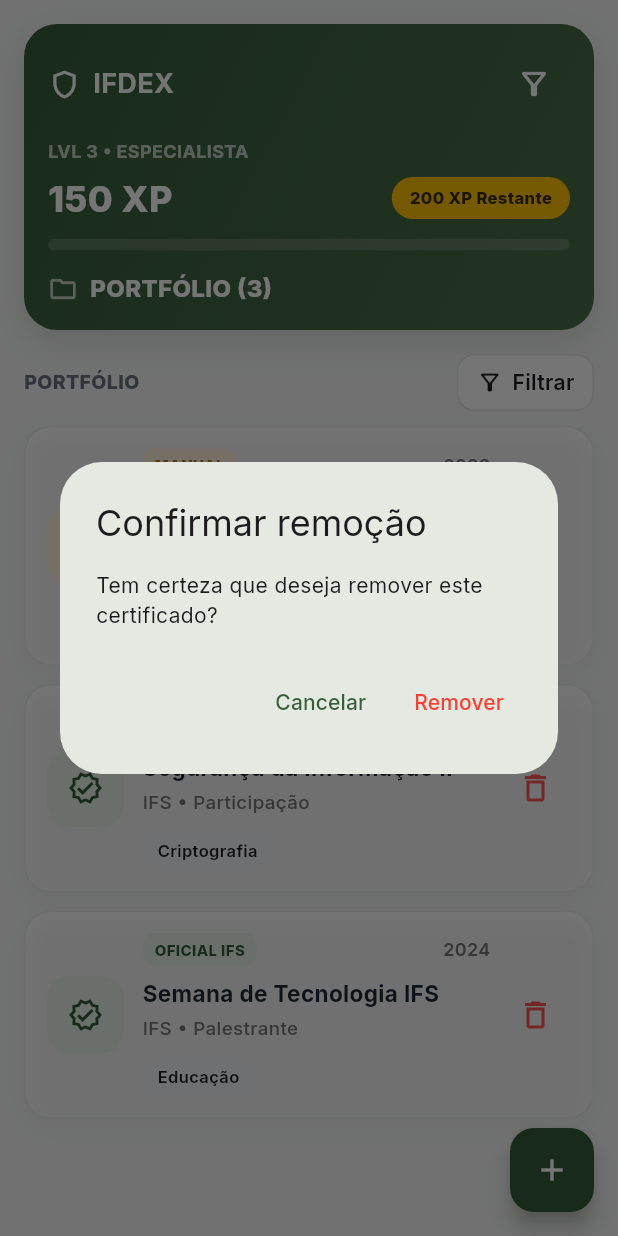
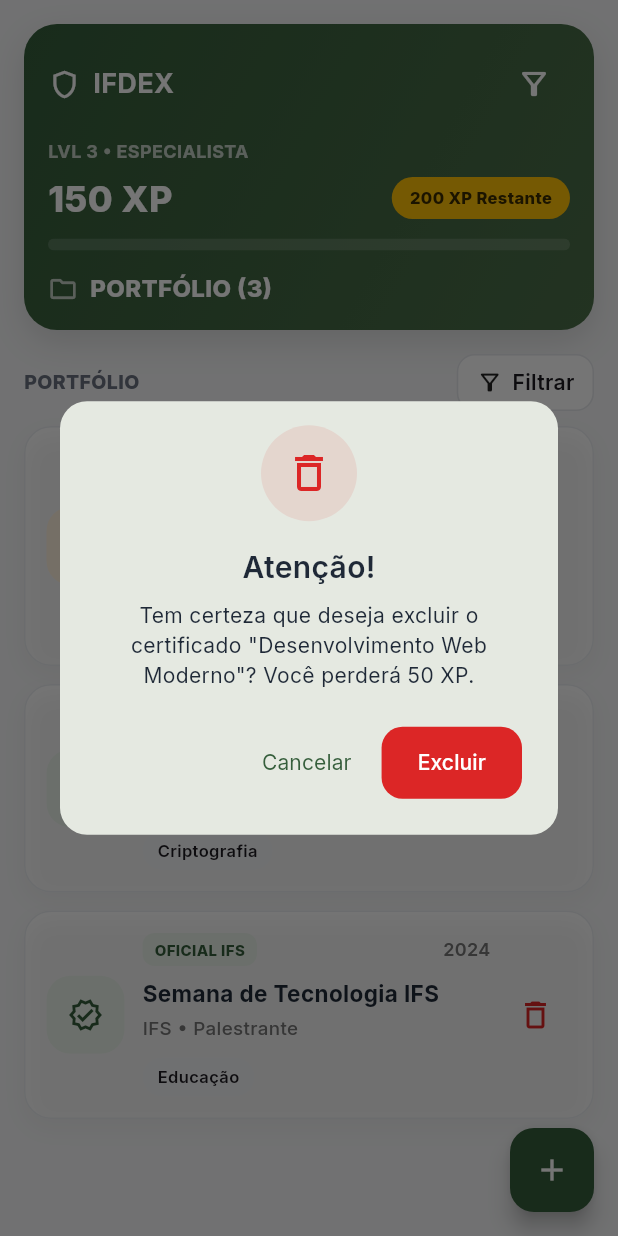
Before and after one commit to JGustavoCN/ifdex, a Flutter app: the screen it shows after launch, after a tap on the "delete outline" icon, on a phone screen of 412 x 824 dp. Run offline on Flutter 3.47's test engine with Material 3 defaults, Android fonts, the phone set to English and light mode, and no system bars; our stand-ins replace firebase_core, google_fonts; accounts and stored records are empty.

Commit message:
refactor: implement HomeView dashboard with certificate filtering and custom UI components

```diff
--- a/lib/views/home_view.dart
+++ b/lib/views/home_view.dart
@@ -32,32 +32,13 @@ class _HomeViewState extends State<HomeView> {
   }
 
   void _removerCertificado(int index) {
-    showDialog<void>(
-      context: context,
-      builder: (context) => AlertDialog(
-        title: const Text('Confirmar remoção'),
-        content: const Text('Tem certeza que deseja remover este certificado?'),
-        actions: [
-          TextButton(
-            onPressed: () => Navigator.pop(context),
-            child: const Text('Cancelar'),
-          ),
-          TextButton(
-            onPressed: () {
-              setState(() {
-                certificados.removeAt(index);
-                xp = (xp - 50).clamp(0, 99999);
-              });
-              Navigator.pop(context);
-              ScaffoldMessenger.of(context).showSnackBar(
-                const SnackBar(content: Text('Certificado removido.')),
-              );
-            },
-            child: const Text('Remover', style: TextStyle(color: Colors.red)),
-          ),
-        ],
-      ),
-    );
+    setState(() {
+      certificados.removeAt(index);
+      xp = (xp - 50).clamp(0, 99999);
+    });
+    ScaffoldMessenger.of(
+      context,
+    ).showSnackBar(const SnackBar(content: Text('Certificado removido.')));
   }
 
   Future<void> _abrirFormulario([Certificado? certificado, int? index]) async {
--- a/lib/widgets/certificado_card.dart
+++ b/lib/widgets/certificado_card.dart
@@ -131,7 +131,10 @@ class CertificadoCard extends StatelessWidget {
                   ),
                 ),
                 const SizedBox(width: 6),
-                RemoveButton(onPressed: onRemove),
+                RemoveButton(
+                  certificado: certificado,
+                  onConfirmDelete: onRemove,
+                ),
               ],
             ),
           ),
--- a/lib/widgets/remove_button.dart
+++ b/lib/widgets/remove_button.dart
@@ -1,15 +1,102 @@
 import 'package:flutter/material.dart';
+import '../models/certificado.dart';
+import 'app_text.dart';
 
 class RemoveButton extends StatelessWidget {
-  final VoidCallback onPressed;
-  const RemoveButton({super.key, required this.onPressed});
+  final Certificado certificado;
+  final VoidCallback onConfirmDelete;
+
+  const RemoveButton({
+    super.key,
+    required this.certificado,
+    required this.onConfirmDelete,
+  });
+
+  void _mostrarDialogoDeConfirmacao(BuildContext context) {
+    showDialog<void>(
+      context: context,
+      builder: (BuildContext dialogContext) {
+        return DeleteCertificateDialog(
+          tituloCertificado: certificado.titulo,
+          onConfirm: onConfirmDelete,
+        );
+      },
+    );
+  }
 
   @override
   Widget build(BuildContext context) {
+    final Color errorColor = Theme.of(context).colorScheme.error;
+
     return IconButton(
-      icon: const Icon(Icons.delete_outline, color: Colors.redAccent),
-      tooltip: 'Remover',
-      onPressed: onPressed,
+      icon: Icon(Icons.delete_outline, color: errorColor),
+      tooltip: 'Remover Certificado',
+      onPressed: () => _mostrarDialogoDeConfirmacao(context),
     );
   }
 }
+
+class DeleteCertificateDialog extends StatelessWidget {
+  final String tituloCertificado;
+  final VoidCallback onConfirm;
+
+  const DeleteCertificateDialog({
+    super.key,
+    required this.tituloCertificado,
+    required this.onConfirm,
+  });
+
+  @override
+  Widget build(BuildContext context) {
+    final ThemeData theme = Theme.of(context);
+    final Color errorColor = theme.colorScheme.error;
+
+    return AlertDialog(
+      shape: RoundedRectangleBorder(borderRadius: BorderRadius.circular(18)),
+      content: Column(
+        mainAxisSize: MainAxisSize.min,
+        children: [
+          Container(
+            padding: const EdgeInsets.all(16),
+            decoration: BoxDecoration(
+              color: errorColor.withValues(alpha: 0.1),
+              shape: BoxShape.circle,
+            ),
+            child: Icon(Icons.delete_outline, color: errorColor, size: 32),
+          ),
+          const SizedBox(height: 16),
+          AppText.headline('Atenção!'),
+          const SizedBox(height: 8),
+          AppText.body(
+            'Tem certeza que deseja excluir o certificado "$tituloCertificado"? Você perderá 50 XP.',
+            textAlign: TextAlign.center,
+          ),
+        ],
+      ),
+      actions: [
+        TextButton(
+          onPressed: () => Navigator.pop(context),
+          child: AppText.body('Cancelar', color: theme.colorScheme.primary),
+        ),
+        ElevatedButton(
+          style: ElevatedButton.styleFrom(
+            backgroundColor: errorColor,
+            foregroundColor: Colors.white,
+            shape: RoundedRectangleBorder(
+              borderRadius: BorderRadius.circular(14),
+            ),
+          ),
+          onPressed: () {
+            Navigator.pop(context);
+            onConfirm();
+          },
+          child: const AppText(
+            'Excluir',
+            color: Colors.white,
+            fontWeight: FontWeight.w500,
+          ),
+        ),
+      ],
+    );
+  }
+}
```
Also changed, not shown: 1 other file.
